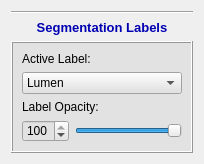
The window that codes/View/LabelWidget.ui (wuzhuobin/Vessel_Project) describes before a commit, drawn with Qt 5.
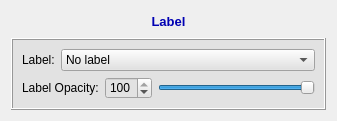
The same window after the commit. Icons and pictures are not drawn.

Commit message: update label wiget

Patch:
```diff
--- a/codes/View/LabelWidget.ui
+++ b/codes/View/LabelWidget.ui
@@ -6,29 +6,16 @@
    <rect>
     <x>0</x>
     <y>0</y>
-    <width>204</width>
-    <height>161</height>
+    <width>337</width>
+    <height>121</height>
    </rect>
   </property>
   <property name="windowTitle">
    <string>LabelWidget</string>
   </property>
-  <layout class="QVBoxLayout" name="verticalLayout">
-   <item>
-    <widget class="Line" name="line_2">
-     <property name="orientation">
-      <enum>Qt::Horizontal</enum>
-     </property>
-    </widget>
-   </item>
+  <layout class="QVBoxLayout" name="verticalLayout_2">
    <item>
     <widget class="QLabel" name="label_14">
-     <property name="sizePolicy">
-      <sizepolicy hsizetype="Preferred" vsizetype="Maximum">
-       <horstretch>0</horstretch>
-       <verstretch>0</verstretch>
-      </sizepolicy>
-     </property>
      <property name="font">
       <font>
        <pointsize>11</pointsize>
@@ -37,7 +24,7 @@
       </font>
      </property>
      <property name="text">
-      <string>&lt;html&gt;&lt;head/&gt;&lt;body&gt;&lt;p&gt;&lt;span style=&quot; font-size:10pt; color:#0000b3;&quot;&gt;Segmentation Labels&lt;/span&gt;&lt;/p&gt;&lt;/body&gt;&lt;/html&gt;</string>
+      <string>&lt;html&gt;&lt;head/&gt;&lt;body&gt;&lt;p&gt;&lt;span style=&quot; font-size:10pt; color:#0000b3;&quot;&gt;Label&lt;/span&gt;&lt;/p&gt;&lt;/body&gt;&lt;/html&gt;</string>
      </property>
      <property name="alignment">
       <set>Qt::AlignCenter</set>
@@ -61,7 +48,9 @@
      <property name="frameShadow">
       <enum>QFrame::Raised</enum>
      </property>
-     <layout class="QVBoxLayout" name="verticalLayout_9">
+     <layout class="QVBoxLayout" name="verticalLayout">
+      <item>
+       <layout class="QHBoxLayout" name="horizontalLayout_6">
       <item>
        <widget class="QLabel" name="activeLabelLabel">
         <property name="font">
@@ -70,12 +59,18 @@
          </font>
         </property>
         <property name="text">
-         <string>Active Label:</string>
+           <string>Label:</string>
         </property>
        </widget>
       </item>
       <item>
-       <widget class="QComboBox" name="labelComboBox">
+         <widget class="QComboBox" name="comboBoxLabel">
+          <property name="sizePolicy">
+           <sizepolicy hsizetype="Expanding" vsizetype="Fixed">
+            <horstretch>0</horstretch>
+            <verstretch>0</verstretch>
+           </sizepolicy>
+          </property>
         <property name="font">
          <font>
           <family>Arial</family>
@@ -89,7 +84,7 @@
         </property>
         <item>
          <property name="text">
-          <string>Lumen</string>
+            <string>No label</string>
          </property>
          <property name="icon">
           <iconset resource="../Main/resources/IADE_Analyzer.qrc">
@@ -143,6 +138,10 @@
         </item>
        </widget>
       </item>
+       </layout>
+      </item>
+      <item>
+       <layout class="QHBoxLayout" name="horizontalLayout_5">
       <item>
        <widget class="QLabel" name="label_13">
         <property name="font">
@@ -156,15 +155,7 @@
        </widget>
       </item>
       <item>
-       <layout class="QHBoxLayout" name="horizontalLayout_6">
-        <property name="topMargin">
-         <number>0</number>
-        </property>
-        <property name="bottomMargin">
-         <number>0</number>
-        </property>
-        <item>
-         <widget class="QSpinBox" name="opacitySpinBox">
+         <widget class="QSpinBox" name="spinBoxOpacity">
           <property name="maximum">
            <number>100</number>
           </property>
@@ -174,7 +165,7 @@
          </widget>
         </item>
         <item>
-         <widget class="QSlider" name="opacitySlider">
+         <widget class="QSlider" name="sliderOpacity">
           <property name="maximum">
            <number>100</number>
           </property>
```
Left out of the diff: 35 changed lines with no effect on the pictures. Lines whose indentation alone changed are shown as unchanged. The commit also changes 14 other files.
